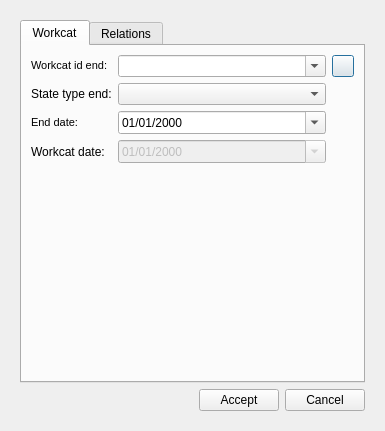
Qt form core/ui/toolbars/edit/feature_end.ui (Giswater/giswater_qgis_plugin) before a commit.
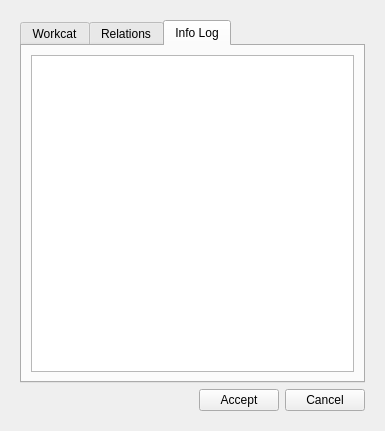
The same form after that commit. The open tabs and pages were chosen to show the change. Icons and pictures are not drawn.

Commit message: Enhance feature_end_button by managing tab log and some enhance on process flow and usability

```diff
--- a/core/ui/toolbars/edit/feature_end.ui
+++ b/core/ui/toolbars/edit/feature_end.ui
@@ -333,6 +333,16 @@
           </item>
          </layout>
         </widget>
+        <widget class="QWidget" name="tab_log">
+         <attribute name="title">
+          <string>Info Log</string>
+         </attribute>
+         <layout class="QGridLayout" name="gridLayout_4">
+          <item row="0" column="0">
+           <widget class="QTextEdit" name="txt_infolog"/>
+          </item>
+         </layout>
+        </widget>
        </widget>
       </item>
       <item>
```
Left out of the diff: 4 changed lines with no effect on the pictures. The commit also changes 2 other files.
